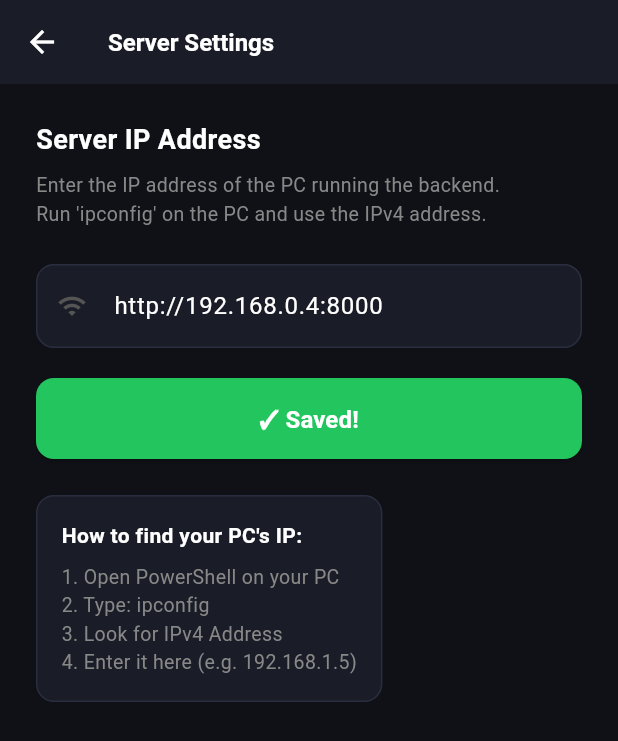
After one commit to Abubakersyed/SecureFileShare, a Flutter app: the SettingsScreen screen opened directly, after a tap on "Save Server Address", on a phone screen of 412 x 824 dp. The commit adds this screen. Shown: the top 741 px of the screen. Run offline on Flutter 3.47's test engine with Material 3 defaults, Android fonts, the phone set to English and light mode, and no system bars; our stand-ins replace file_picker, flutter_secure_storage, qr_flutter; accounts and stored records are empty.

Commit message:
Latest updates

```diff
--- a/mobile/lib/config.dart
+++ b/mobile/lib/config.dart
@@ -1,3 +1,16 @@
+import 'package:flutter_secure_storage/flutter_secure_storage.dart';
+
 class AppConfig {
-  static const String baseUrl = "https://securefileshare-production.up.railway.app";
+  static const _storage = FlutterSecureStorage();
+  static const String _key = "server_url";
+  static const String defaultUrl = "http://192.168.0.4:8000";
+
+  static Future<String> getBaseUrl() async {
+    final saved = await _storage.read(key: _key);
+    return saved ?? defaultUrl;
+  }
+
+  static Future<void> setBaseUrl(String url) async {
+    await _storage.write(key: _key, value: url);
+  }
 }
--- a/mobile/lib/screens/home_screen.dart
+++ b/mobile/lib/screens/home_screen.dart
@@ -1,3 +1,4 @@
+import 'settings_screen.dart';
 import 'dart:typed_data';
 import 'package:flutter/material.dart';
 import 'package:file_picker/file_picker.dart';
@@ -82,8 +83,12 @@ class _HomeScreenState extends State<HomeScreen> {
           ],
         ),
         actions: [
-          IconButton(icon: const Icon(Icons.logout, color: Color(0xFF888888)), onPressed: _logout),
-        ],
+  IconButton(
+    icon: const Icon(Icons.settings, color: Color(0xFF888888)),
+    onPressed: () => Navigator.push(context, MaterialPageRoute(builder: (_) => const SettingsScreen())),
+  ),
+  IconButton(icon: const Icon(Icons.logout, color: Color(0xFF888888)), onPressed: _logout),
+],
       ),
       body: SafeArea(
         child: Padding(
--- /dev/null
+++ b/mobile/lib/screens/settings_screen.dart
@@ -0,0 +1,123 @@
+import 'package:flutter/material.dart';
+import '../config.dart';
+
+class SettingsScreen extends StatefulWidget {
+  const SettingsScreen({super.key});
+
+  @override
+  State<SettingsScreen> createState() => _SettingsScreenState();
+}
+
+class _SettingsScreenState extends State<SettingsScreen> {
+  final _ipCtrl = TextEditingController();
+  bool _saved = false;
+
+  @override
+  void initState() {
+    super.initState();
+    _loadCurrentUrl();
+  }
+
+  Future<void> _loadCurrentUrl() async {
+    final url = await AppConfig.getBaseUrl();
+    setState(() {
+      _ipCtrl.text = url;
+    });
+  }
+
+  Future<void> _save() async {
+    String url = _ipCtrl.text.trim();
+    if (!url.startsWith("http")) {
+      url = "http://$url";
+    }
+    if (!url.contains(":8000")) {
+      url = "$url:8000";
+    }
+    await AppConfig.setBaseUrl(url);
+    setState(() { _saved = true; });
+    Future.delayed(const Duration(seconds: 2), () {
+      if (mounted) setState(() { _saved = false; });
+    });
+  }
+
+  @override
+  Widget build(BuildContext context) {
+    return Scaffold(
+      backgroundColor: const Color(0xFF0F1117),
+      appBar: AppBar(
+        backgroundColor: const Color(0xFF1A1D27),
+        elevation: 0,
+        leading: IconButton(
+          icon: const Icon(Icons.arrow_back, color: Colors.white),
+          onPressed: () => Navigator.pop(context),
+        ),
+        title: const Text("Server Settings", style: TextStyle(color: Colors.white, fontSize: 16, fontWeight: FontWeight.w600)),
+      ),
+      body: Padding(
+        padding: const EdgeInsets.all(24),
+        child: Column(
+          crossAxisAlignment: CrossAxisAlignment.start,
+          children: [
+            const Text("Server IP Address", style: TextStyle(color: Colors.white, fontSize: 18, fontWeight: FontWeight.bold)),
+            const SizedBox(height: 8),
+            const Text(
+              "Enter the IP address of the PC running the backend.\nRun 'ipconfig' on the PC and use the IPv4 address.",
+              style: TextStyle(color: Color(0xFF888888), fontSize: 13),
+            ),
+            const SizedBox(height: 24),
+            TextField(
+              controller: _ipCtrl,
+              style: const TextStyle(color: Colors.white),
+              decoration: InputDecoration(
+                hintText: "e.g. 192.168.0.4 or 192.168.43.1",
+                hintStyle: const TextStyle(color: Color(0xFF555555)),
+                prefixIcon: const Icon(Icons.wifi, color: Color(0xFF555555), size: 20),
+                filled: true,
+                fillColor: const Color(0xFF1A1D27),
+                border: OutlineInputBorder(borderRadius: BorderRadius.circular(12), borderSide: const BorderSide(color: Color(0xFF2A2D3E))),
+                enabledBorder: OutlineInputBorder(borderRadius: BorderRadius.circular(12), borderSide: const BorderSide(color: Color(0xFF2A2D3E))),
+                focusedBorder: OutlineInputBorder(borderRadius: BorderRadius.circular(12), borderSide: const BorderSide(color: Color(0xFF6C63FF))),
+              ),
+            ),
+            const SizedBox(height: 20),
+            SizedBox(
+              width: double.infinity,
+              child: ElevatedButton(
+                onPressed: _save,
+                style: ElevatedButton.styleFrom(
+                  padding: const EdgeInsets.symmetric(vertical: 15),
+                  shape: RoundedRectangleBorder(borderRadius: BorderRadius.circular(12)),
+                  backgroundColor: _saved ? const Color(0xFF22c55e) : const Color(0xFF6C63FF),
+                ),
+                child: Text(
+                  _saved ? "✓ Saved!" : "Save Server Address",
+                  style: const TextStyle(fontSize: 16, fontWeight: FontWeight.w600, color: Colors.white),
+                ),
+              ),
+            ),
+            const SizedBox(height: 24),
+            Container(
+              padding: const EdgeInsets.all(16),
+              decoration: BoxDecoration(
+                color: const Color(0xFF1A1D27),
+                border: Border.all(color: const Color(0xFF2A2D3E)),
+                borderRadius: BorderRadius.circular(12),
+              ),
+              child: const Column(
+                crossAxisAlignment: CrossAxisAlignment.start,
+                children: [
+                  Text("How to find your PC's IP:", style: TextStyle(color: Colors.white, fontWeight: FontWeight.w600, fontSize: 14)),
+                  SizedBox(height: 8),
+                  Text("1. Open PowerShell on your PC", style: TextStyle(color: Color(0xFF888888), fontSize: 13)),
+                  Text("2. Type: ipconfig", style: TextStyle(color: Color(0xFF888888), fontSize: 13)),
+                  Text("3. Look for IPv4 Address", style: TextStyle(color: Color(0xFF888888), fontSize: 13)),
+                  Text("4. Enter it here (e.g. 192.168.1.5)", style: TextStyle(color: Color(0xFF888888), fontSize: 13)),
+                ],
+              ),
+            ),
+          ],
+        ),
+      ),
+    );
+  }
+}
```
Also changed, not shown: mobile/lib/screens/qr_screen.dart (+15 -5 lines), mobile/lib/services/api_service.dart (+10 -4 lines), 3 other files.
